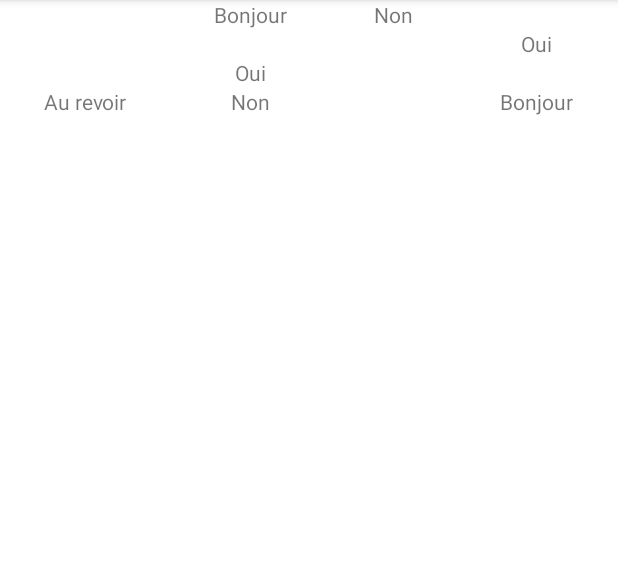
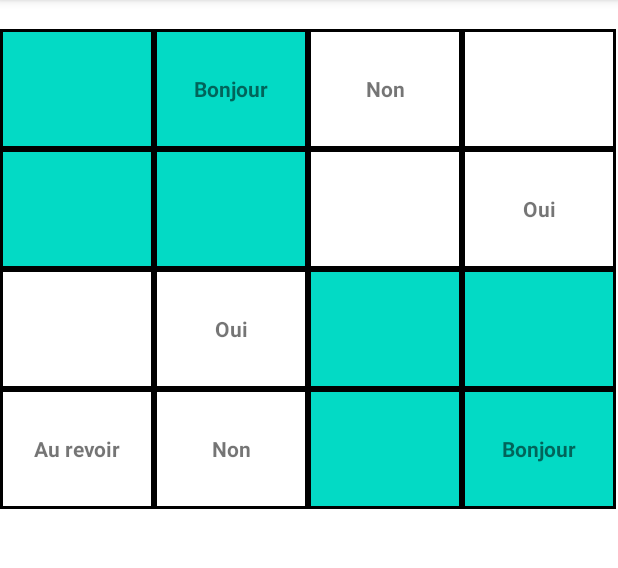
Before and after one commit to Hytherist/Sudoku-Vocab, an Android app: the screen it shows after launch (MainActivity), on a phone screen of 412 x 824 dp, the part 84-652 px from its top. Run offline under Robolectric (Android 15) with nearby library versions, the phone set to English and light mode, and no system bars.

Commit message:
sudokuframe

```diff
--- a/app/src/main/java/com/foxtrot/sudoku/activities/MainActivity.java
+++ b/app/src/main/java/com/foxtrot/sudoku/activities/MainActivity.java
@@ -2,10 +2,10 @@ package com.foxtrot.sudoku.activities;
 
 import androidx.appcompat.app.AppCompatActivity;
 
+import android.graphics.Color;
+import android.graphics.Typeface;
 import android.os.Bundle;
 import android.view.Gravity;
-import android.view.View;
-import android.widget.GridLayout;
 import android.widget.PopupMenu;
 import android.widget.TableLayout;
 import android.widget.TableRow;
@@ -42,11 +42,13 @@ public class MainActivity extends AppCompatActivity {
         displayBoard(app);
     }
 
+
     private void displayBoard(App app) {
         TableLayout sudokuGrid = findViewById(R.id.sudoku_table);
 
         Board board = app.getBoard();
         Map<Integer, Pair<String, String>> wordMap = app.getWordMap();
+
         for (int i = 0; i < boardSize; i++) {
             TableRow tableRow = new TableRow(this);
             for (int j = 0; j < boardSize; j++) {
@@ -56,21 +58,52 @@ public class MainActivity extends AppCompatActivity {
                 int value = board.getValue(i, j);
                 Pair<String, String> wordPair = wordMap.get(value);
                 boolean empty = wordPair == null;
+
+                Typeface boldTypeface = Typeface.defaultFromStyle(Typeface.BOLD);
+
+                // Set the bold typeface to the text view
+                cell.setTypeface(boldTypeface);
+
                 cell.setText(empty ? "" : wordPair.second);
+
+
+                if (i < 2) {
+                    if (j <= 1) {
+                        cell.setBackground(getResources().getDrawable(R.drawable.cellteal));
+                    } else if (j >= 2 && j <= 3){
+                        cell.setBackground(getResources().getDrawable(R.drawable.cellwhite));
+                    }
+                } else if (i >= 2 && i <= 3) {
+                    if (j <= 1) {
+                        cell.setBackground(getResources().getDrawable(R.drawable.cellwhite));
+                    }else if (j >= 2 && j <= 3){
+                        cell.setBackground(getResources().getDrawable(R.drawable.cellteal));
+                    }
+                }
+
+//                if (!empty) {
+//                    cell.setBackground(getResources().getDrawable(R.drawable.cellinit));
+//                } else cell.setBackground(getResources().getDrawable(R.drawable.cellblank));
 
                 // Add click event
                 if (empty) {
                     cell.setOnClickListener((view) -> {
                         PopupMenu popupMenu = new PopupMenu(this, view);
                         List<String> words = wordMap.values().stream().map(pair -> pair.first).collect(Collectors.toList());
-                        for (String word: words) {
+                        for (String word : words) {
                             popupMenu.getMenu().add(word);
                         }
+
+                        Typeface normalTypeface = Typeface.defaultFromStyle(Typeface.NORMAL);
+
                         popupMenu.setOnMenuItemClickListener((menuItem) -> {
+                            ((TextView) view).setTypeface(normalTypeface);
                             ((TextView) view).setText(menuItem.getTitle());
+                            ((TextView) view).setTextColor(Color.BLUE);
                             return true;
                         });
                         popupMenu.show();
+
                     });
                 }
 
@@ -79,6 +112,7 @@ public class MainActivity extends AppCompatActivity {
                 tableRow.addView(cell);
             }
             sudokuGrid.addView(tableRow);
+            sudokuGrid.setStretchAllColumns(true);
         }
     }
 }
--- /dev/null
+++ b/app/src/main/res/drawable/cellteal.xml
@@ -0,0 +1,14 @@
+<?xml version="1.0" encoding="utf-8"?>
+<shape xmlns:android="http://schemas.android.com/apk/res/android"
+    android:shape="rectangle">
+    <size android:width="70dp" android:height="80dp" />
+    <stroke
+        android:width="2dp"
+        android:color="@color/black" />
+    <solid android:color="@color/teal_200" />
+    <padding
+        android:bottom="4dp"
+        android:left="4dp"
+        android:right="4dp"
+        android:top="4dp" />
+</shape>
--- /dev/null
+++ b/app/src/main/res/drawable/cellwhite.xml
@@ -0,0 +1,14 @@
+<?xml version="1.0" encoding="utf-8"?>
+<shape xmlns:android="http://schemas.android.com/apk/res/android"
+    android:shape="rectangle">
+    <size android:width="70dp" android:height="80dp" />
+    <stroke
+        android:width="2dp"
+        android:color="@color/black" />
+    <solid android:color="@color/white" />
+    <padding
+        android:bottom="4dp"
+        android:left="4dp"
+        android:right="4dp"
+        android:top="4dp" />
+</shape>
--- a/app/src/main/res/layout/activity_main.xml
+++ b/app/src/main/res/layout/activity_main.xml
@@ -7,8 +7,31 @@
     <TableLayout
         android:id="@+id/sudoku_table"
         android:layout_width="match_parent"
-        android:layout_height="wrap_content"
-        android:stretchColumns="*">
+        android:layout_height="wrap_content">
+<!--        android:stretchColumns="*"-->
+        <TableRow>
+            <TextView
+                android:layout_width="100dp"
+                android:layout_weight="0"
+                android:layout_height="wrap_content"
+                android:gravity="center"/>
+            <TextView
+                android:layout_width="100dp"
+                android:layout_weight="0"
+                android:layout_height="wrap_content"
+                android:gravity="center"/>
+            <TextView
+                android:layout_width="100dp"
+                android:layout_weight="0"
+                android:layout_height="wrap_content"
+                android:gravity="center"/>
+            <TextView
+                android:layout_width="100dp"
+                android:layout_weight="0"
+                android:layout_height="wrap_content"
+                android:gravity="center"/>
+        </TableRow>
+
     </TableLayout>
 
 </LinearLayout>
--- a/app/src/main/res/values/colors.xml
+++ b/app/src/main/res/values/colors.xml
@@ -7,4 +7,6 @@
     <color name="teal_700">#FF018786</color>
     <color name="black">#FF000000</color>
     <color name="white">#FFFFFFFF</color>
+    <color name="lightgray">#D3D3D3</color>
+    <color name="darkgray">#5A5A5A</color>
 </resources>
```
